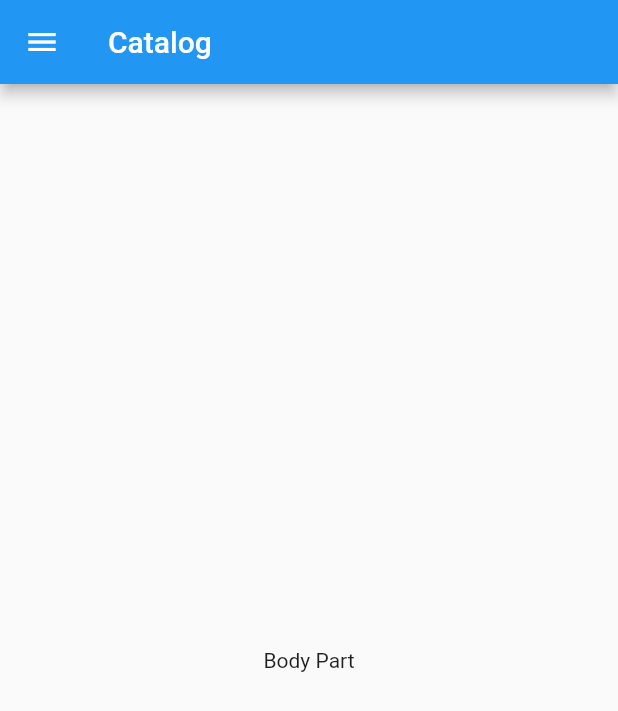
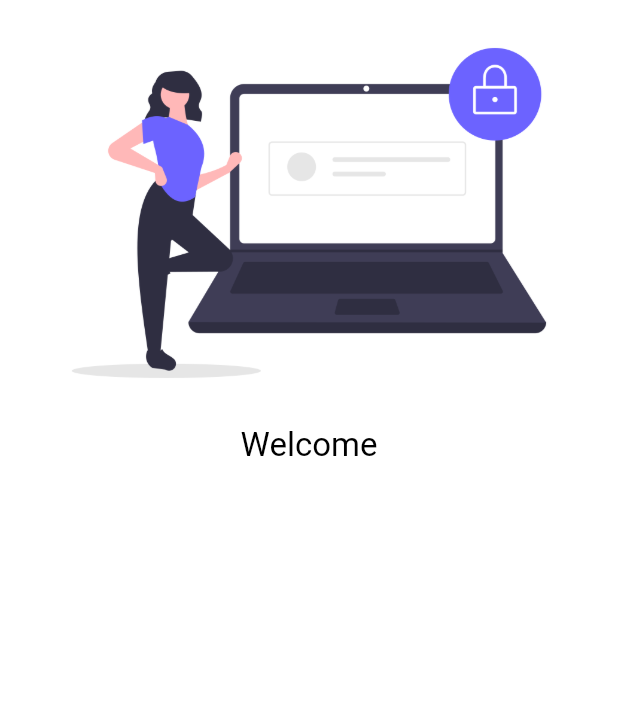
Before and after one commit to amitkumar586/Catalog-App, a Flutter app: the screen it shows after launch, on a phone screen of 412 x 824 dp. Shown: the top 711 px of the screen. Run offline on Flutter 3.47's test engine with Material 2 defaults, Android fonts, the phone set to English and light mode, and no system bars; Roboto replaces fonts that are missing (regularText).

Commit message:
Images,themes

```diff
--- a/lib/main.dart
+++ b/lib/main.dart
@@ -1,4 +1,5 @@
 import 'package:catalot/pages/homepage.dart';
+import 'package:catalot/pages/loginpage.dart';
 import 'package:flutter/material.dart';
 
 void main() {
@@ -16,8 +17,17 @@ class _CatalogAppState extends State<CatalogApp> {
   @override
   Widget build(BuildContext context) {
     return MaterialApp(
+      themeMode: ThemeMode.light,
+      theme: ThemeData(
+        primarySwatch: Colors.amber,
+        fontFamily: 'regularText',
+      ),
+      darkTheme: ThemeData(
+          // brightness: Brightness.dark,
+          ),
       routes: {
-        '/': (context) => MyHomePage(),
+        // '/': (context) => MyHomePage(),
+        '/': (context) => LoginPage(),
       },
     );
   }
--- /dev/null
+++ b/lib/pages/loginpage.dart
@@ -0,0 +1,37 @@
+import 'package:flutter/material.dart';
+
+class LoginPage extends StatefulWidget {
+  const LoginPage({super.key});
+
+  @override
+  State<LoginPage> createState() => _LoginPageState();
+}
+
+class _LoginPageState extends State<LoginPage> {
+  @override
+  Widget build(BuildContext context) {
+    return SafeArea(
+      child: Material(
+        child: Scaffold(
+          backgroundColor: Colors.white,
+          // resizeToAvoidBottomInset: false,
+          body: Column(
+            // mainAxisAlignment: MainAxisAlignment.center,
+            crossAxisAlignment: CrossAxisAlignment.center,
+            children: [
+              Image.asset(
+                'assets/images/login.png',
+                fit: BoxFit.cover,
+              ),
+              //   Center(
+              Text(
+                "Welcome",
+                style: TextStyle(fontSize: 22, color: Colors.black),
+              ),
+            ],
+          ),
+        ),
+      ),
+    );
+  }
+}
```
Also changed, not shown: lib/pages/homepage.dart (+16 -1 lines), pubspec.yaml (+7 -6 lines), utilities/drawer.dart (added, +7 -0 lines), assets/fonts/Lato-Regular.ttf (added), assets/images/login.png (added), pubspec.lock, 1 other file.
